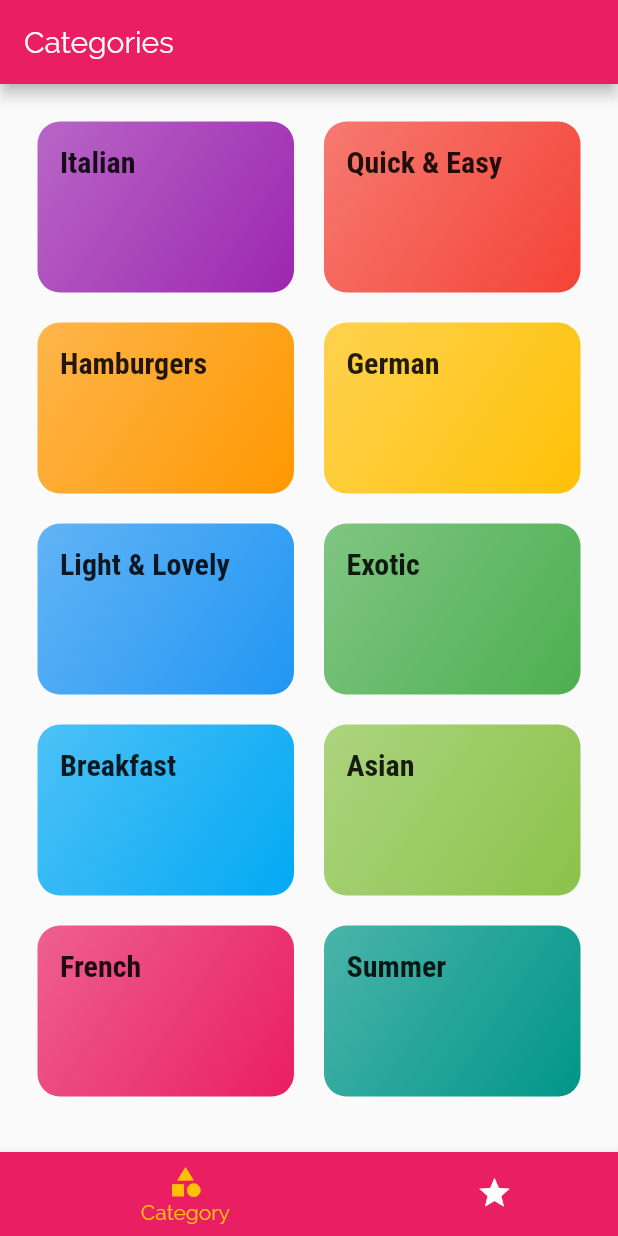
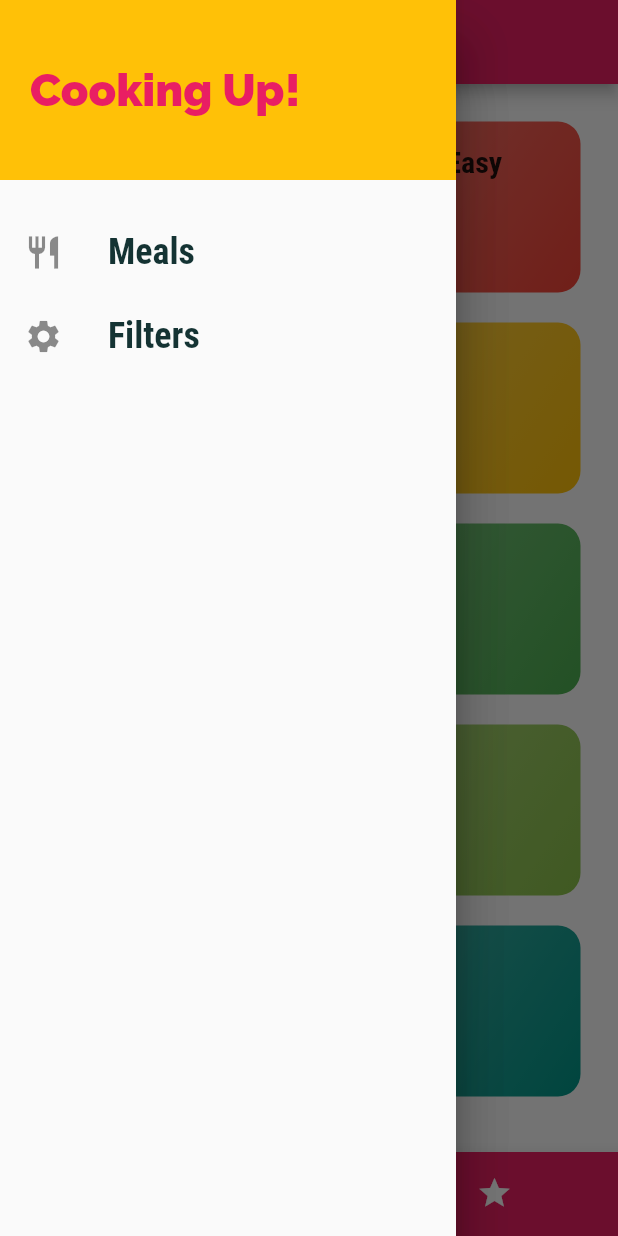
Before and after one commit to Rabee-Omran/Meals-App-Flutter, a Flutter app: the screen it shows after launch, with the side drawer open (before the commit the screen has no drawer), on a phone screen of 412 x 824 dp. Run offline on Flutter 3.47's test engine with Material 2 defaults, Android fonts, the phone set to English and light mode, and no system bars.

```diff
--- a/lib/main.dart
+++ b/lib/main.dart
@@ -1,6 +1,8 @@
 import 'package:flutter/material.dart';
 import 'package:meals_app/screens/categories_screen.dart';
 import 'package:meals_app/screens/category_meals_screen.dart';
+import 'package:meals_app/screens/favorites_screen.dart';
+import 'package:meals_app/screens/filters_screen.dart';
 import 'package:meals_app/screens/meal_detail.dart';
 import 'package:meals_app/screens/tabs_screen.dart';
 
@@ -34,6 +36,7 @@ class MyApp extends StatelessWidget {
         '/': (ctx) => TabScreen(),
         CategoryMealsScreen.routeName: (ctx) => CategoryMealsScreen(),
         MealDetailScreen.routeName: (ctx) => MealDetailScreen(),
+        FiltersScreen.routeName: (ctx) => FiltersScreen(),
       },
       // onGenerateRoute: (settings) {
       //   print(settings.arguments);
--- a/lib/screens/favorites_screen.dart
+++ b/lib/screens/favorites_screen.dart
@@ -1,6 +1,7 @@
 import 'package:flutter/material.dart';
 
 class FavoritesScreen extends StatelessWidget {
+
   @override
   Widget build(BuildContext context) {
     return Center(
--- a/lib/screens/tabs_screen.dart
+++ b/lib/screens/tabs_screen.dart
@@ -1,6 +1,7 @@
 import 'package:flutter/material.dart';
 import 'package:meals_app/screens/categories_screen.dart';
 import 'package:meals_app/screens/favorites_screen.dart';
+import 'package:meals_app/widgets/main_drawer.dart';
 
 class TabScreen extends StatefulWidget {
   @override
@@ -46,6 +47,9 @@ class _TabScreenState extends State<TabScreen> {
               title: Text('Favorites')),
         ],
       ),
+      drawer: Drawer(
+        child:  MainDrawer(),
+      ),
     );
   }
 }
--- /dev/null
+++ b/lib/widgets/main_drawer.dart
@@ -0,0 +1,56 @@
+import 'package:flutter/material.dart';
+import 'package:meals_app/screens/favorites_screen.dart';
+import 'package:meals_app/screens/filters_screen.dart';
+import 'package:meals_app/screens/meal_detail.dart';
+
+class MainDrawer extends StatelessWidget {
+  Widget buildListTile(String title, IconData icon, Function onPressed) {
+    return ListTile(
+      leading: Icon(
+        icon,
+        size: 26,
+      ),
+      title: Text(
+        title,
+        style: TextStyle(
+            fontFamily: 'RobotoCondensed',
+            fontSize: 24,
+            fontWeight: FontWeight.bold),
+      ),
+      onTap: onPressed,
+    );
+  }
+
+  @override
+  Widget build(BuildContext context) {
+    return Drawer(
+      child: Column(
+        children: [
+          Container(
+            height: 120,
+            width: double.infinity,
+            padding: EdgeInsets.all(20),
+            alignment: Alignment.centerLeft,
+            color: Theme.of(context).accentColor,
+            child: Text(
+              'Cooking Up!',
+              style: TextStyle(
+                  fontWeight: FontWeight.w900,
+                  fontSize: 30,
+                  color: Theme.of(context).primaryColor),
+            ),
+          ),
+          SizedBox(
+            height: 20,
+          ),
+          buildListTile('Meals', Icons.restaurant, () {
+            Navigator.pushReplacementNamed(context, '/');
+          }),
+          buildListTile('Filters', Icons.settings, () {
+            Navigator.pushReplacementNamed(context, FiltersScreen.routeName);
+          }),
+        ],
+      ),
+    );
+  }
+}
```
Also changed, not shown: lib/screens/category_meals_screen.dart (+46 -21 lines), lib/screens/filters_screen.dart (added, +16 -0 lines), lib/screens/meal_detail.dart (+7 -2 lines), lib/widgets/meal_item.dart (+11 -5 lines).
